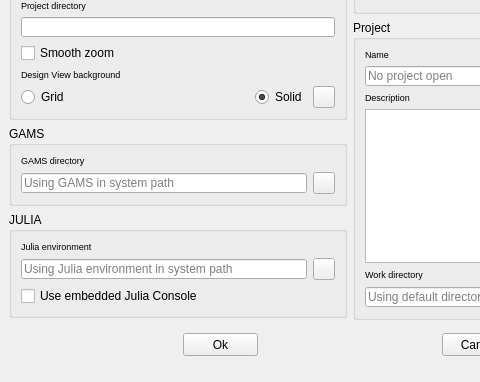
Qt form spinetoolbox/ui/settings.ui (spine-tools/Spine-Toolbox) before a commit; both pictures show x 0 to 480 and y 168 to 550 of the 700 by 550 pixel window.
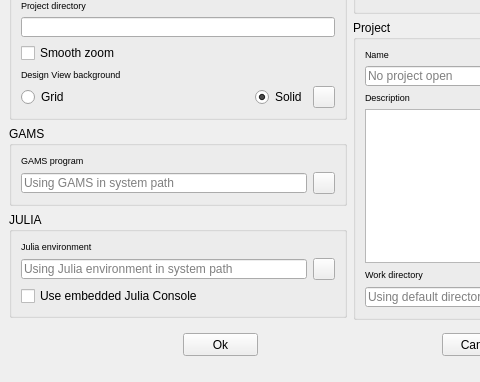
The same form after that commit.

Commit message: Julia environment must now be selected (in Settings) by choosing the Julia interpreter (file) instead of the directory.

Diff of the .ui file:
```diff
--- a/spinetoolbox/ui/settings.ui
+++ b/spinetoolbox/ui/settings.ui
@@ -354,7 +354,7 @@
                </font>
               </property>
               <property name="text">
-               <string>GAMS directory</string>
+               <string>GAMS program</string>
               </property>
              </widget>
             </item>
```
Left out of the diff: 12 changed lines with no effect on the pictures. The commit also changes 13 other files.
